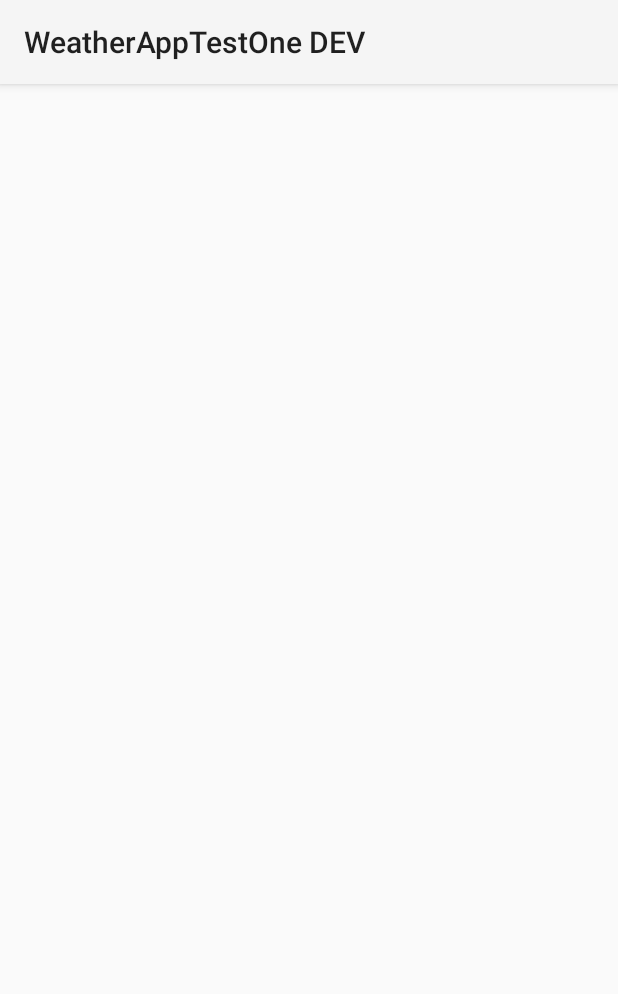
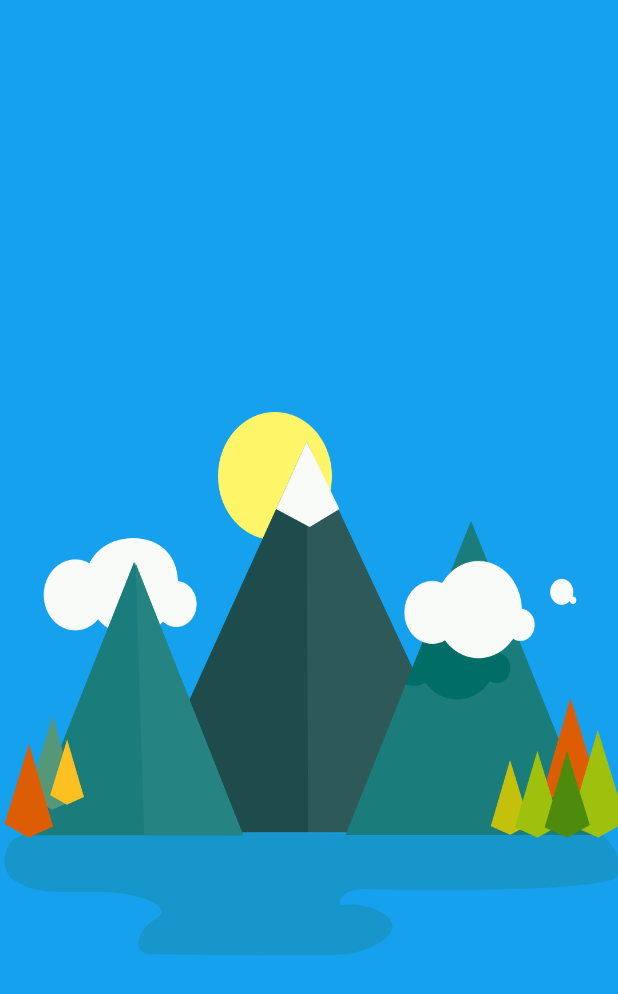
Before and after one commit to AleksandarGulevski/ThisbeWeatherApp, an Android app: the screen it shows after launch (SplashActivity), on a phone screen of 412 x 824 dp. Shown: the top 994 px of the screen. Run offline under Robolectric (Android 15) with nearby library versions, the phone set to English and light mode, and no system bars; our stand-ins replace Timber; libraries missing offline, so code that uses them is left out: io.github.inflationx.calligraphy3, io.github.inflationx.viewpump; 2 statements that could not run were skipped.

Commit message:
Added themes splash image resource

```diff
--- a/app/src/main/res/values/themes.xml
+++ b/app/src/main/res/values/themes.xml
@@ -13,4 +13,18 @@
         <item name="android:statusBarColor" tools:targetApi="l">?attr/colorPrimaryVariant</item>
         <!-- Customize your theme here. -->
     </style>
+
+    <!-- Splash Screen theme. -->
+    <style name="Theme.ThisBeWeatherApp.Launcher" parent="Theme.AppCompat.Light.NoActionBar">
+        <item name="android:windowBackground">@drawable/splash</item>
+        <item name="android:colorBackground">@color/white</item>
+    </style>
+
+    <!-- Action Bar theme. -->
+    <style name="Theme.ThisBeWeatherApp.NoActionBar">
+        <item name="windowActionBar">false</item>
+        <item name="windowNoTitle">true</item>
+        <item name="colorControlNormal">@color/white</item>
+    </style>
+
 </resources>
```
Also changed, not shown: app/src/main/res/drawable-hdpi/splash.png (added).
